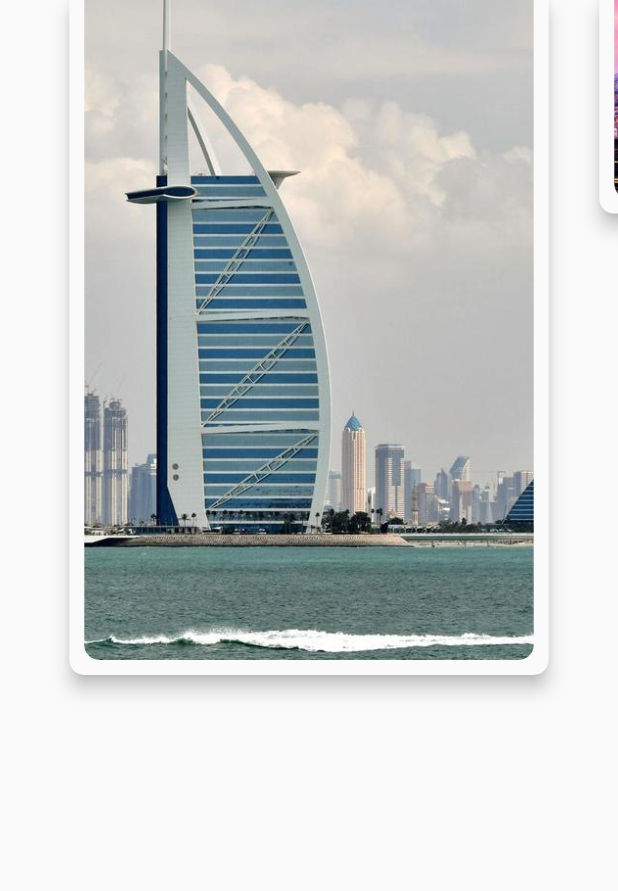
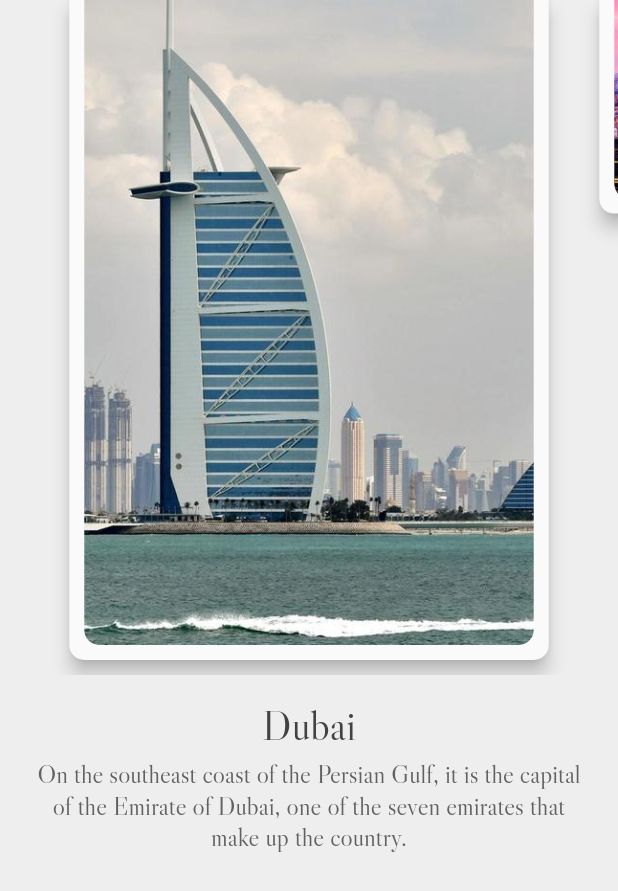
Before and after one commit to joaohhenriq/flutter-cities-carousel, a Flutter app: the screen it shows after launch, on a phone screen of 412 x 824 dp. Shown: the top 891 px of the screen. Run offline on Flutter 3.47's test engine with Material 2 defaults, Android fonts, the phone set to English and light mode, and no system bars.

Commit message:
Finishing the app

```diff
--- a/lib/model/city_model.dart
+++ b/lib/model/city_model.dart
@@ -2,4 +2,28 @@ class CityModel {
   String title;
   String description;
 
+  CityModel({this.title, this.description});
 }
+
+final detailsList = [
+  CityModel(
+    title: "Dubai",
+    description: "On the southeast coast of the Persian Gulf, it is the capital of the Emirate of Dubai, one of the seven emirates that make up the country."
+  ),
+  CityModel(
+      title: "New York",
+      description: "The City of New York, usually called either New York City (NYC) or simply New York (NY), is the most populous city in the United States."
+  ),
+  CityModel(
+      title: "Rio de Janeiro",
+      description: "Rio de Janeiro, or simply Rio, is anchor to the Rio de Janeiro metropolitan area and the second-most populous municipality in Brazil and the sixth-most populous in the Americas."
+  ),
+  CityModel(
+      title: "Sidney",
+      description: "Sydney is the state capital of New South Wales and the most populous city in Australia and Oceania."
+  ),
+  CityModel(
+      title: "Tokyo",
+      description: "Tokyo, officially Tokyo Metropolis, one of the 47 prefectures of Japan, has served as the Japanese capital since 1869."
+  )
+];
--- a/lib/pages/city_explorer_page.dart
+++ b/lib/pages/city_explorer_page.dart
@@ -1,4 +1,5 @@
 import 'package:flutter/material.dart';
+import 'package:flutter_cities_carousel/model/city_model.dart';
 
 final imageList = [
   "assets/images/dubai.jpg",
@@ -9,9 +10,11 @@ final imageList = [
 ];
 
 final colorList = [
-  Colors.redAccent.shade100,
-  Colors.blueAccent.shade100,
-  Colors.amber.shade50
+  Colors.grey[200],
+  Colors.purple[50],
+  Colors.orange[50],
+  Colors.blue[50],
+  Colors.blue[100],
 ];
 
 class CityExplorerPage extends StatefulWidget {
@@ -43,6 +46,16 @@ class _CityExplorerPageState extends State<CityExplorerPage> {
   Widget build(BuildContext context) {
     return Scaffold(
       body: SafeArea(
+        child: Stack(
+          children: <Widget>[
+            AnimatedContainer(
+              duration: Duration(milliseconds: 500),
+              color: colorList[currentPage],
+            ),
+            Column(
+              children: <Widget>[
+                Container(
+                  height: 450,
                   child: PageView.builder(
                     itemBuilder: (context, index) {
                       return itemBuilder(index);
@@ -54,6 +67,61 @@ class _CityExplorerPageState extends State<CityExplorerPage> {
                     physics: ClampingScrollPhysics(),
                   ),
                 ),
+                _detailsBuilder(currentPage),
+              ],
+            ),
+          ],
+        ),
+      ),
+    );
+  }
+
+  Widget _detailsBuilder(index){
+    return AnimatedBuilder(
+      animation: _pageController,
+      builder: (context, child){
+        double value = 1;
+        if(_pageController.position.haveDimensions) {
+          value = _pageController.page - index;
+          value = (1 - (value.abs() * 0.1)).clamp(0.0, 1.0);
+        }
+        return Expanded(
+          child: Transform.translate(
+            offset: Offset(0.0, 100 + (-value * 100)),
+            child: Opacity(
+              opacity: value,
+              child: Container(
+                padding: EdgeInsets.only(left: 20, right: 20, top: 16),
+                child: Column(
+                  children: <Widget>[
+                    Text(
+                      detailsList[index].title,
+                      textAlign: TextAlign.center,
+                      style: TextStyle(
+                        fontSize: 28,
+                        fontWeight: FontWeight.w400,
+                        fontFamily: "LibreCaslonDisplay",
+                        color: Colors.grey[800],
+                      ),
+                    ),
+                    SizedBox(height: 5),
+                    Text(
+                      detailsList[index].description,
+                      textAlign: TextAlign.center,
+                      style: TextStyle(
+                        fontFamily: "LibreCaslonDisplay",
+                        color: Colors.grey[700],
+                        fontSize: 17,
+                      ),
+                    ),
+                    SizedBox(height: 20),
+                  ],
+                ),
+              ),
+            ),
+          ),
+        );
+      },
     );
   }
 
```
Also changed, not shown: pubspec.yaml (+5 -4 lines), assets/fonts/LibreCaslonDisplay-Regular.ttf (added), static/1.jpg (added), static/2.jpg (added), static/3.jpg (added), static/4.jpg (added), static/5.jpg (added), 1 other file. Lines whose indentation alone changed are shown as unchanged.
